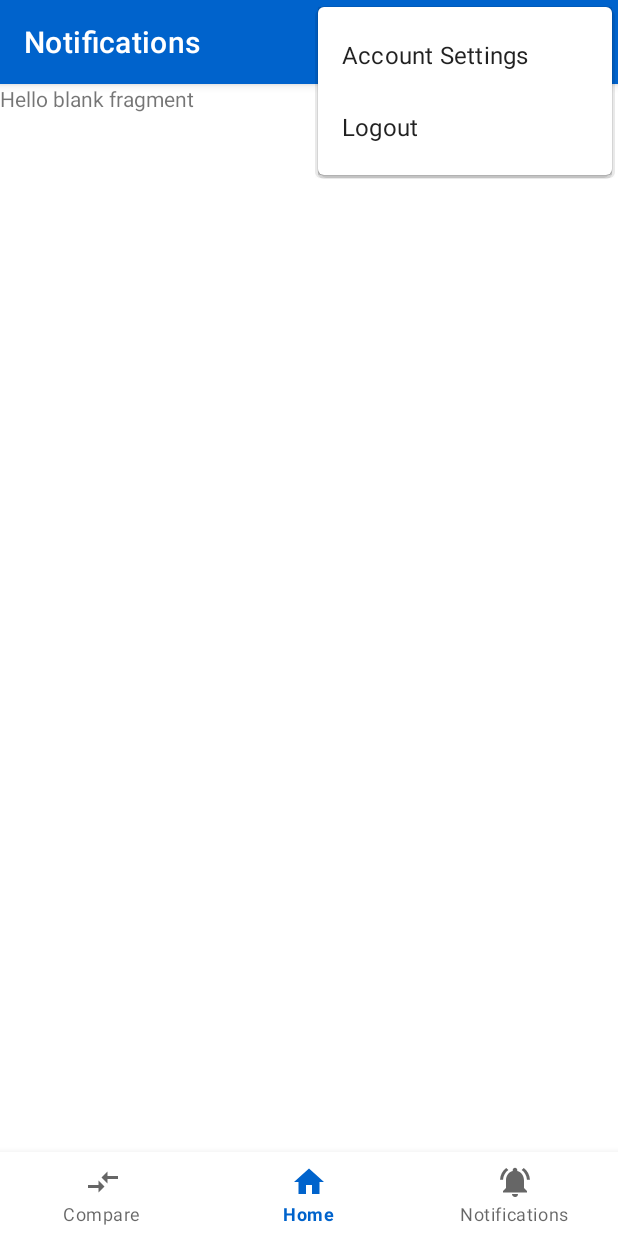
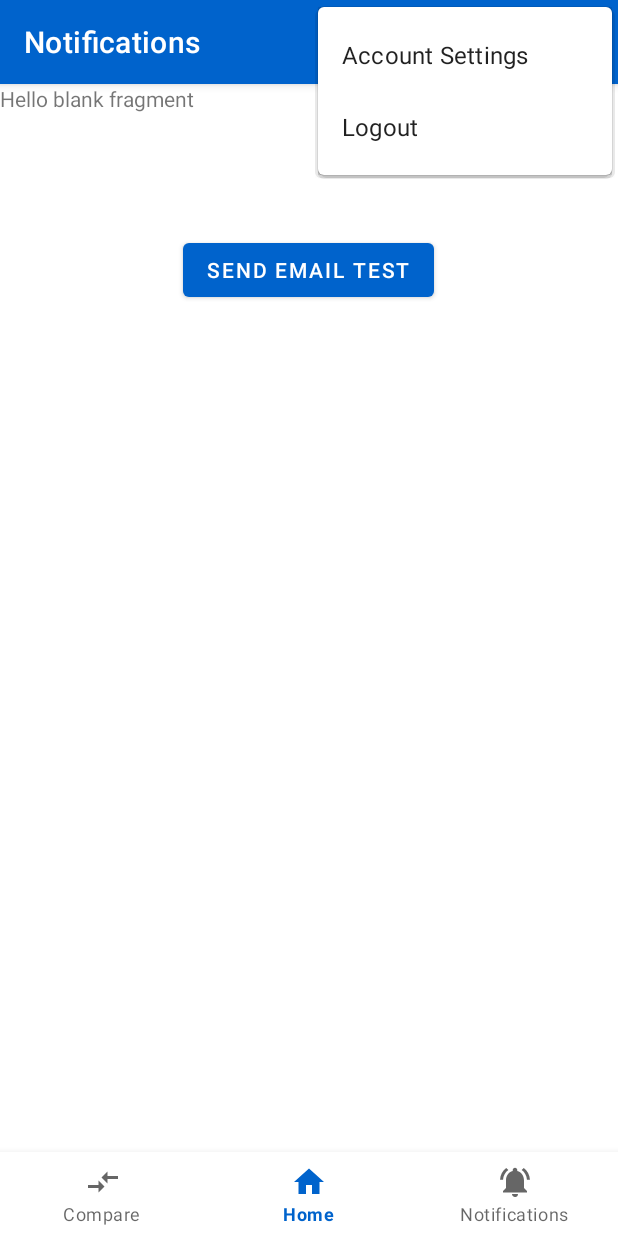
Before and after one commit to panellajason/EZ-Pricer, an Android app: the fragment NotificationsFragment placed in its activity, with the options menu open, on a phone screen of 412 x 824 dp. Run offline under Robolectric (Android 15) with nearby library versions, the phone set to English and light mode, and no system bars; our stand-ins replace Firebase (no records; nobody signed in at launch, a user with empty details on screens opened directly), Picasso; libraries missing offline, so code that uses them is left out: it.xabaras.android; pictures from the network do not load.

Commit message:
init EmailNotification.java controller with SendMail.java

```diff
--- a/app/build.gradle
+++ b/app/build.gradle
@@ -30,6 +30,8 @@ android {
 
 dependencies {
     implementation platform('com.google.firebase:firebase-bom:26.4.0')
+    implementation 'com.sun.mail:android-mail:1.6.0'
+    implementation 'com.sun.mail:android-activation:1.6.0'
     implementation 'com.google.firebase:firebase-auth'
     implementation 'com.google.firebase:firebase-firestore'
     implementation 'com.google.firebase:firebase-firestore:22.1.0'
--- a/app/src/main/AndroidManifest.xml
+++ b/app/src/main/AndroidManifest.xml
@@ -2,6 +2,8 @@
 <manifest xmlns:android="http://schemas.android.com/apk/res/android"
     package="codingsharks.ezpricer">
     <uses-permission android:name="android.permission.INTERNET" />
+    <uses-permission android:name="android.permission.ACCESS_NETWORK_STATE"/>
+    <uses-permission android:name="android.permission.READ_EXTERNAL_STORAGE"/>
 
     <application
         android:allowBackup="true"
--- a/app/src/main/java/codingsharks/ezpricer/fragments/NotificationsFragment.java
+++ b/app/src/main/java/codingsharks/ezpricer/fragments/NotificationsFragment.java
@@ -2,12 +2,22 @@ package codingsharks.ezpricer.fragments;
 
 import android.os.Bundle;
 import androidx.fragment.app.Fragment;
+
+import android.view.Gravity;
 import android.view.LayoutInflater;
 import android.view.View;
 import android.view.ViewGroup;
+import android.widget.Button;
+import android.widget.Toast;
+
 import codingsharks.ezpricer.R;
+import codingsharks.ezpricer.activities.Login;
+import codingsharks.ezpricer.random.EmailNotification;
+import codingsharks.ezpricer.random.NotificationController;
 
 public class NotificationsFragment extends Fragment {
+
+    private Button emailButtonTest;
 
     public NotificationsFragment() {
         // Required empty public constructor
@@ -19,7 +29,16 @@ public class NotificationsFragment extends Fragment {
         final View view = inflater.inflate(R.layout.fragment_notifications, container, false);
 
         // code here
+        emailButtonTest = (Button)view.findViewById(R.id.email_button_test);
 
+        emailButtonTest.setOnClickListener(new View.OnClickListener() {
+            @Override
+            public void onClick(View view) {
+                //TRIGGERS EMAIL FOR TESTING
+                EmailNotification email = new EmailNotification(NotificationsFragment.this, "");
+                email.sendEmail();
+            }
+        });
 
         return view;
     }
--- a/app/src/main/res/layout/fragment_notifications.xml
+++ b/app/src/main/res/layout/fragment_notifications.xml
@@ -9,5 +9,12 @@
         android:layout_width="match_parent"
         android:layout_height="match_parent"
         android:text="@string/hello_blank_fragment" />
+    <Button
+        android:layout_marginTop="100dp"
+        android:layout_gravity="center_horizontal"
+        android:layout_width="wrap_content"
+        android:layout_height="wrap_content"
+        android:text="Send Email Test"
+        android:id="@+id/email_button_test"/>
 
 </FrameLayout>
--- a/build.gradle
+++ b/build.gradle
@@ -3,6 +3,7 @@ buildscript {
     repositories {
         google()
         jcenter()
+        maven { url "https://jitpack.io"}
     }
     dependencies {
         classpath "com.android.tools.build:gradle:4.1.2"
```
Also changed, not shown: app/src/main/java/codingsharks/ezpricer/random/EmailConfig.java (added, +7 -0 lines), app/src/main/java/codingsharks/ezpricer/random/EmailNotification.java (added, +31 -0 lines), app/src/main/java/codingsharks/ezpricer/random/SendMail.java (added, +76 -0 lines).
